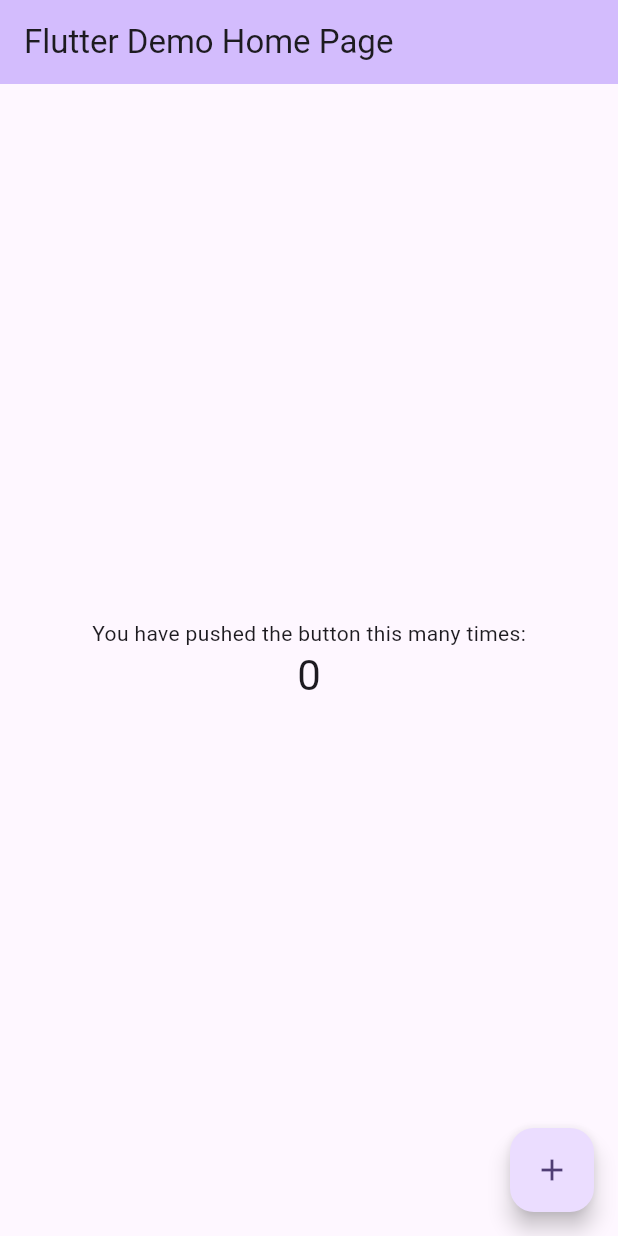
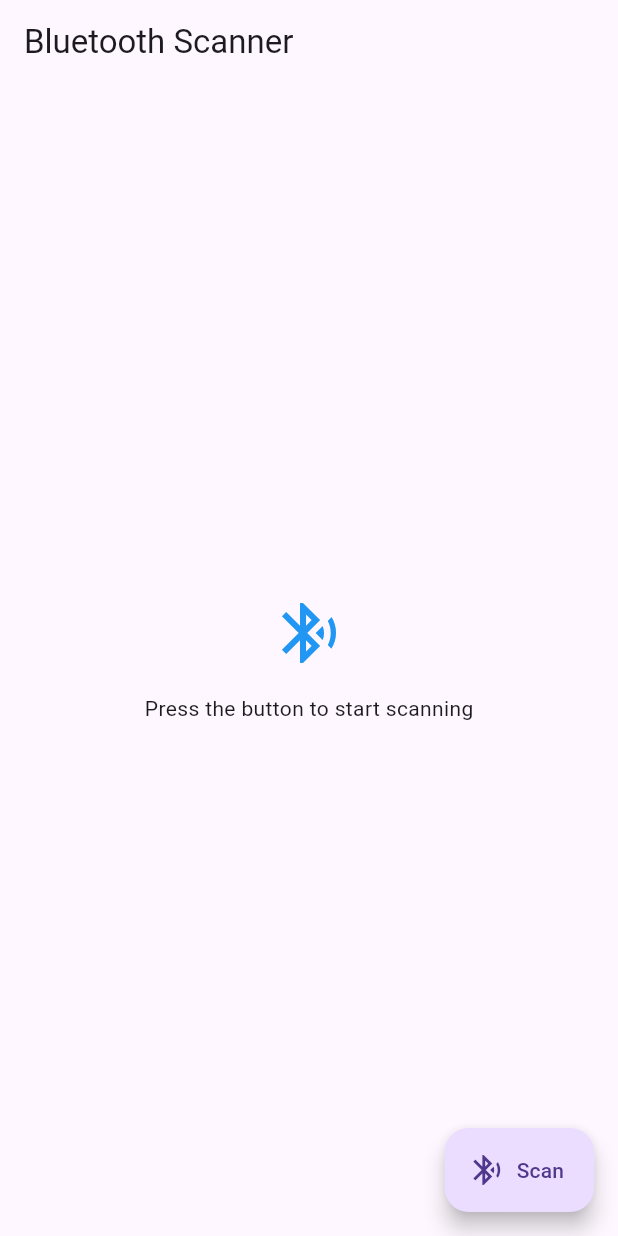
Before and after one commit to Multyp/interview-flutter-fogo, a Flutter app: the screen it shows after launch, on a phone screen of 412 x 824 dp. Run offline on Flutter 3.47's test engine with Material 3 defaults, Android fonts, the phone set to English and light mode, and no system bars; our stand-ins replace flutter_bloc, flutter_blue_plus, permission_handler.

Commit message:
feat: :sparkles: initial scanning system with basic ui
- Issue noted regarding bluetooth permissions, need to update
- Poor UI, will update
- Need to check usage of bloc as I am fairly new to it and may not be using it properly

```diff
--- /dev/null
+++ b/lib/core/bluetooth_exceptions.dart
@@ -0,0 +1,14 @@
+class BluetoothPermissionException implements Exception {
+  final String message;
+  BluetoothPermissionException(this.message);
+}
+
+class BluetoothDisabledException implements Exception {
+  final String message;
+  BluetoothDisabledException(this.message);
+}
+
+class BluetoothScanException implements Exception {
+  final String message;
+  BluetoothScanException(this.message);
+}
--- /dev/null
+++ b/lib/core/bluetooth_repository.dart
@@ -0,0 +1,6 @@
+// Global imports
+import 'package:interview_flutter_fogo/data/models/bluetooth_device_model.dart';
+
+abstract class BluetoothRepository {
+  Stream<List<BluetoothDeviceModel>> scanDevices();
+}
--- /dev/null
+++ b/lib/data/models/bluetooth_device_model.dart
@@ -0,0 +1,27 @@
+import 'package:flutter/material.dart';
+
+class BluetoothDeviceModel {
+  final String name;
+  final String address;
+  final int rssi;
+
+  BluetoothDeviceModel({
+    required this.name,
+    required this.address,
+    required this.rssi,
+  });
+
+  String get signalStrength {
+    if (rssi >= -60) return 'Excellent';
+    if (rssi >= -70) return 'Good';
+    if (rssi >= -80) return 'Fair';
+    return 'Poor';
+  }
+
+  Color get signalColor {
+    if (rssi >= -60) return Colors.green;
+    if (rssi >= -70) return Colors.lightGreen;
+    if (rssi >= -80) return Colors.orange;
+    return Colors.red;
+  }
+}
--- /dev/null
+++ b/lib/logic/bluetooth_scan_bloc.dart
@@ -0,0 +1,26 @@
+// Global imports
+import 'package:flutter_bloc/flutter_bloc.dart';
+
+// Local imports
+import 'package:interview_flutter_fogo/core/bluetooth_repository.dart';
+import 'package:interview_flutter_fogo/logic/bluetooth_scan_event.dart';
+import 'package:interview_flutter_fogo/logic/bluetooth_scan_state.dart';
+
+class BluetoothScanBloc extends Bloc<BluetoothScanEvent, BluetoothScanState> {
+  final BluetoothRepository _repository;
+
+  BluetoothScanBloc(this._repository) : super(BluetoothScanInitial()) {
+    on<StartScan>((event, emit) async {
+      emit(BluetoothScanLoading());
+      try {
+        await emit.forEach(
+          _repository.scanDevices(),
+          onData: (devices) => BluetoothScanLoaded(devices: devices),
+          onError: (error, _) => BluetoothScanError(error.toString()),
+        );
+      } catch (e) {
+        emit(BluetoothScanError(e.toString()));
+      }
+    });
+  }
+}
--- /dev/null
+++ b/lib/logic/bluetooth_scan_event.dart
@@ -0,0 +1,3 @@
+abstract class BluetoothScanEvent {}
+
+class StartScan extends BluetoothScanEvent {}
--- /dev/null
+++ b/lib/logic/bluetooth_scan_state.dart
@@ -0,0 +1,18 @@
+// Local imports
+import 'package:interview_flutter_fogo/data/models/bluetooth_device_model.dart';
+
+abstract class BluetoothScanState {}
+
+class BluetoothScanInitial extends BluetoothScanState {}
+
+class BluetoothScanLoading extends BluetoothScanState {}
+
+class BluetoothScanLoaded extends BluetoothScanState {
+  final List<BluetoothDeviceModel> devices;
+  BluetoothScanLoaded({required this.devices});
+}
+
+class BluetoothScanError extends BluetoothScanState {
+  final String message;
+  BluetoothScanError(this.message);
+}
--- a/lib/main.dart
+++ b/lib/main.dart
@@ -1,125 +1,31 @@
+// Global imports
 import 'package:flutter/material.dart';
+import 'package:flutter_bloc/flutter_bloc.dart';
+
+// Local imports
+import 'package:interview_flutter_fogo/logic/bluetooth_scan_bloc.dart';
+import 'package:interview_flutter_fogo/ui/pages/home_page.dart';
+import 'package:interview_flutter_fogo/data/repositories/bluetooth_repository_impl.dart';
 
 void main() {
-  runApp(const MyApp());
+  runApp(MyApp());
 }
 
 class MyApp extends StatelessWidget {
   const MyApp({super.key});
 
-  // This widget is the root of your application.
   @override
   Widget build(BuildContext context) {
-    return MaterialApp(
-      title: 'Flutter Demo',
-      theme: ThemeData(
-        // This is the theme of your application.
-        //
-        // TRY THIS: Try running your application with "flutter run". You'll see
-        // the application has a purple toolbar. Then, without quitting the app,
-        // try changing the seedColor in the colorScheme below to Colors.green
-        // and then invoke "hot reload" (save your changes or press the "hot
-        // reload" button in a Flutter-supported IDE, or press "r" if you used
-        // the command line to start the app).
-        //
-        // Notice that the counter didn't reset back to zero; the application
-        // state is not lost during the reload. To reset the state, use hot
-        // restart instead.
-        //
-        // This works for code too, not just values: Most code changes can be
-        // tested with just a hot reload.
-        colorScheme: ColorScheme.fromSeed(seedColor: Colors.deepPurple),
-        useMaterial3: true,
+    return MultiBlocProvider(
+      providers: [
+        BlocProvider(
+          create: (context) => BluetoothScanBloc(BluetoothRepositoryImpl()),
+        ),
+      ],
+      child: MaterialApp(
+        debugShowCheckedModeBanner: false,
+        home: HomePage(),
       ),
-      home: const MyHomePage(title: 'Flutter Demo Home Page'),
     );
   }
 }
-
-class MyHomePage extends StatefulWidget {
-  const MyHomePage({super.key, required this.title});
-
-  // This widget is the home page of your application. It is stateful, meaning
-  // that it has a State object (defined below) that contains fields that affect
-  // how it looks.
-
-  // This class is the configuration for the state. It holds the values (in this
-  // case the title) provided by the parent (in this case the App widget) and
-  // used by the build method of the State. Fields in a Widget subclass are
-  // always marked "final".
-
-  final String title;
-
-  @override
-  State<MyHomePage> createState() => _MyHomePageState();
-}
-
-class _MyHomePageState extends State<MyHomePage> {
-  int _counter = 0;
-
-  void _incrementCounter() {
-    setState(() {
-      // This call to setState tells the Flutter framework that something has
-      // changed in this State, which causes it to rerun the build method below
-      // so that the display can reflect the updated values. If we changed
-      // _counter without calling setState(), then the build method would not be
-      // called again, and so nothing would appear to happen.
-      _counter++;
-    });
-  }
-
-  @override
-  Widget build(BuildContext context) {
-    // This method is rerun every time setState is called, for instance as done
-    // by the _incrementCounter method above.
-    //
-    // The Flutter framework has been optimized to make rerunning build methods
-    // fast, so that you can just rebuild anything that needs updating rather
-    // than having to individually change instances of widgets.
-    return Scaffold(
-      appBar: AppBar(
-        // TRY THIS: Try changing the color here to a specific color (to
-        // Colors.amber, perhaps?) and trigger a hot reload to see the AppBar
-        // change color while the other colors stay the same.
-        backgroundColor: Theme.of(context).colorScheme.inversePrimary,
-        // Here we take the value from the MyHomePage object that was created by
-        // the App.build method, and use it to set our appbar title.
-        title: Text(widget.title),
-      ),
-      body: Center(
-        // Center is a layout widget. It takes a single child and positions it
-        // in the middle of the parent.
-        child: Column(
-          // Column is also a layout widget. It takes a list of children and
-          // arranges them vertically. By default, it sizes itself to fit its
-          // children horizontally, and tries to be as tall as its parent.
-          //
-          // Column has various properties to control how it sizes itself and
-          // how it positions its children. Here we use mainAxisAlignment to
-          // center the children vertically; the main axis here is the vertical
-          // axis because Columns are vertical (the cross axis would be
-          // horizontal).
-          //
-          // TRY THIS: Invoke "debug painting" (choose the "Toggle Debug Paint"
-          // action in the IDE, or press "p" in the console), to see the
-          // wireframe for each widget.
-          mainAxisAlignment: MainAxisAlignment.center,
-          children: <Widget>[
-            const Text(
-              'You have pushed the button this many times:',
-            ),
-            Text(
-              '$_counter',
-              style: Theme.of(context).textTheme.headlineMedium,
-            ),
-          ],
-        ),
-      ),
-      floatingActionButton: FloatingActionButton(
-        onPressed: _incrementCounter,
-        tooltip: 'Increment',
-        child: const Icon(Icons.add),
-      ), // This trailing comma makes auto-formatting nicer for build methods.
-    );
-  }
-}
--- /dev/null
+++ b/lib/ui/pages/home_page.dart
@@ -0,0 +1,124 @@
+// Global imports
+import 'package:flutter/material.dart';
+import 'package:flutter_bloc/flutter_bloc.dart';
+
+// Local imports
+import 'package:interview_flutter_fogo/logic/bluetooth_scan_bloc.dart';
+import 'package:interview_flutter_fogo/logic/bluetooth_scan_event.dart';
+import 'package:interview_flutter_fogo/logic/bluetooth_scan_state.dart';
+import 'package:interview_flutter_fogo/ui/widgets/bluetooth_device_tile.dart';
+
+class HomePage extends StatelessWidget {
+  const HomePage({super.key});
+
+  @override
+  Widget build(BuildContext context) {
+    return Scaffold(
+      appBar: AppBar(
+        title: Text("Bluetooth Scanner"),
+        actions: [
+          BlocBuilder<BluetoothScanBloc, BluetoothScanState>(
+            builder: (context, state) {
+              if (state is BluetoothScanLoading) {
+                return Padding(
+                  padding: EdgeInsets.only(right: 16),
+                  child: Center(
+                    child: SizedBox(
+                      width: 20,
+                      height: 20,
+                      child: CircularProgressIndicator(
+                        strokeWidth: 2,
+                        color: Colors.white,
+                      ),
+                    ),
+                  ),
+                );
+              }
+              return Container();
+            },
+          ),
+        ],
+      ),
+      body: BlocConsumer<BluetoothScanBloc, BluetoothScanState>(
+        listener: (context, state) {
+          if (state is BluetoothScanError) {
+            ScaffoldMessenger.of(context).showSnackBar(
+              SnackBar(
+                content: Text(state.message),
+                backgroundColor: Colors.red,
+              ),
+            );
+          }
+        },
+        builder: (context, state) {
+          if (state is BluetoothScanLoading) {
+            return Center(
+              child: Column(
+                mainAxisAlignment: MainAxisAlignment.center,
+                children: [
+                  CircularProgressIndicator(),
+                  SizedBox(height: 16),
+                  Text('Scanning for devices...'),
+                ],
+              ),
+            );
+          }
+
+          if (state is BluetoothScanLoaded) {
+            if (state.devices.isEmpty) {
+              return Center(
+                child: Column(
+                  mainAxisAlignment: MainAxisAlignment.center,
+                  children: [
+                    Icon(Icons.bluetooth_disabled, size: 48, color: Colors.grey),
+                    SizedBox(height: 16),
+                    Text('No devices found'),
+                    SizedBox(height: 8),
+                    Text(
+                      'Try scanning again',
+                      style: TextStyle(color: Colors.grey),
+                    ),
+                  ],
+                ),
+              );
+            }
+
+            return RefreshIndicator(
+              onRefresh: () async {
+                context.read<BluetoothScanBloc>().add(StartScan());
+              },
+              child: ListView.builder(
+                padding: EdgeInsets.symmetric(vertical: 8),
+                itemCount: state.devices.length,
+                itemBuilder: (context, index) {
+                  return BluetoothDeviceTile(
+                    device: state.devices[index],
+                    onTap: () {
+                      // Handle device selection
+                    },
+                  );
+                },
+              ),
+            );
+          }
+
+          return Center(
+            child: Column(
+              mainAxisAlignment: MainAxisAlignment.center,
+              children: [
+                Icon(Icons.bluetooth_searching, size: 48, color: Colors.blue),
+                SizedBox(height: 16),
+                Text('Press the button to start scanning'),
+              ],
+            ),
+          );
+        },
+      ),
+      floatingActionButton: FloatingActionButton.extended(
+        onPressed: () => context.read<BluetoothScanBloc>().add(StartScan()),
+        icon: Icon(Icons.bluetooth_searching),
+        label: Text('Scan'),
+      ),
+    );
+  }
+}
--- a/pubspec.yaml
+++ b/pubspec.yaml
@@ -34,6 +34,9 @@ dependencies:
   # The following adds the Cupertino Icons font to your application.
   # Use with the CupertinoIcons class for iOS style icons.
   cupertino_icons: ^1.0.8
+  flutter_blue_plus: ^1.35.2
+  flutter_bloc: ^9.0.0
+  permission_handler: ^11.3.1
 
 dev_dependencies:
   flutter_test:
```
Also changed, not shown: lib/core/permission_handler.dart (added, +37 -0 lines), lib/data/repositories/bluetooth_repository_impl.dart (added, +39 -0 lines), lib/ui/widgets/bluetooth_device_tile.dart (added, +57 -0 lines), pubspec.lock, 3 other files.
